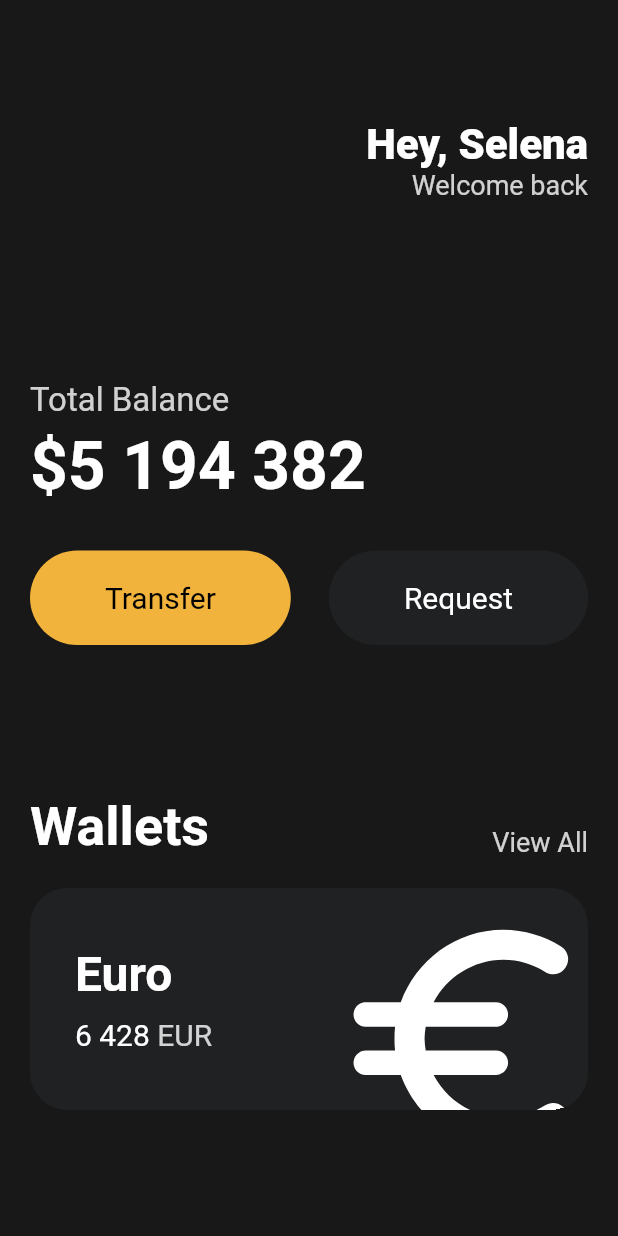
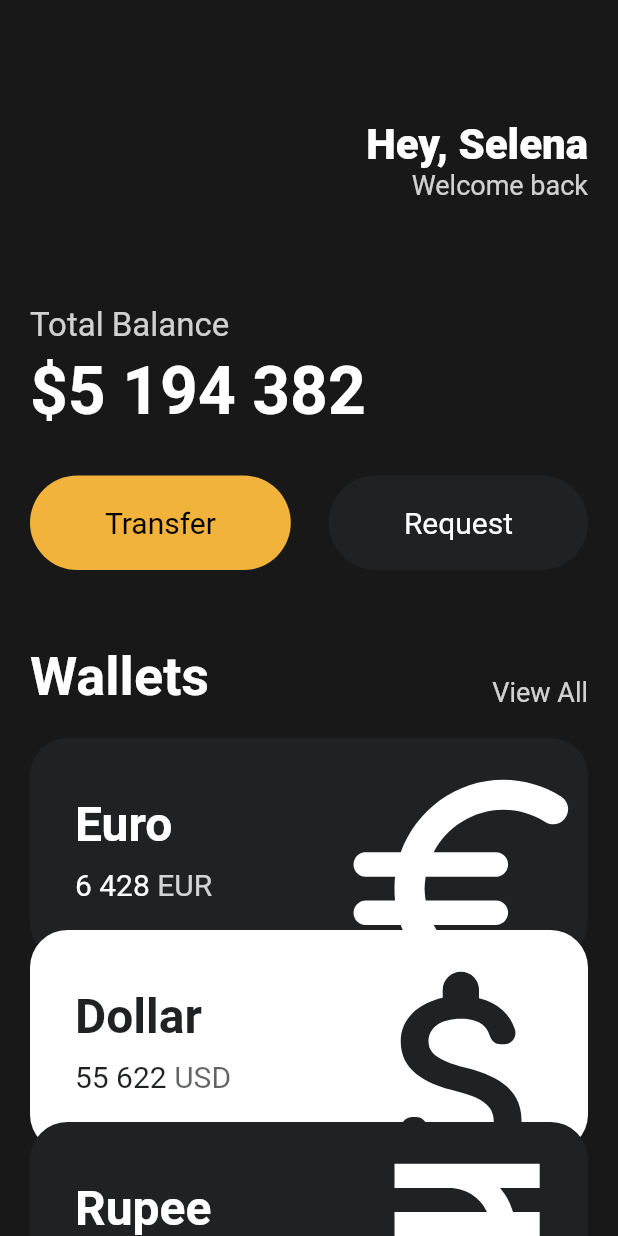
Before and after one commit to jaehyo0318/FlutterCloneCoding, a Flutter app: the screen it shows after launch, on a phone screen of 412 x 824 dp. Run offline on Flutter 3.47's test engine with Material 2 defaults, Android fonts, the phone set to English and light mode, and no system bars.

Commit message:
currency_card_widget

```diff
--- a/toonflix/lib/main.dart
+++ b/toonflix/lib/main.dart
@@ -1,5 +1,6 @@
 import 'package:flutter/material.dart';
 import 'package:toonflix/widgets/button.dart';
+import 'package:toonflix/widgets/currency_card.dart';
 
 void main() {
   runApp(const App());
@@ -12,8 +13,9 @@ class App extends StatelessWidget {
   Widget build(BuildContext context) {
     return MaterialApp(
       home: Scaffold(
-          backgroundColor: const Color(0xFF181818),
-          body: Padding(
+        backgroundColor: const Color(0xFF181818),
+        body: SingleChildScrollView(
+          child: Padding(
             padding: const EdgeInsets.symmetric(horizontal: 20),
             child:
                 Column(crossAxisAlignment: CrossAxisAlignment.start, children: [
@@ -46,7 +48,7 @@ class App extends StatelessWidget {
                 ],
               ),
               const SizedBox(
-                height: 120,
+                height: 70,
               ),
               Text(
                 'Total Balance',
@@ -84,7 +86,7 @@ class App extends StatelessWidget {
                 ],
               ),
               const SizedBox(
-                height: 100,
+                height: 50,
               ),
               Row(
                 crossAxisAlignment: CrossAxisAlignment.end,
@@ -110,70 +112,37 @@ class App extends StatelessWidget {
               const SizedBox(
                 height: 20,
               ),
-              Container(
-                clipBehavior: Clip.hardEdge,
-                decoration: BoxDecoration(
-                  color: const Color(0xFF1F2123),
-                  borderRadius: BorderRadius.circular(25),
+              const CurrencyCard(
+                name: 'Euro',
+                code: 'EUR',
+                amount: '6 428',
+                icon: Icons.euro_rounded,
+                isInverted: false,
+              ),
+              Transform.translate(
+                offset: const Offset(0, -20),
+                child: const CurrencyCard(
+                  name: 'Dollar',
+                  code: 'USD',
+                  amount: '55 622',
+                  icon: Icons.attach_money_rounded,
+                  isInverted: true,
                 ),
-                child: Padding(
-                  padding: const EdgeInsets.all(30),
-                  child: Row(
-                    mainAxisAlignment: MainAxisAlignment.spaceBetween,
-                    children: [
-                      Column(
-                        crossAxisAlignment: CrossAxisAlignment.start,
-                        children: [
-                          const Text(
-                            'Euro',
-                            style: TextStyle(
-                                color: Colors.white,
-                                fontSize: 32,
-                                fontWeight: FontWeight.w600),
-                          ),
-                          const SizedBox(
-                            height: 10,
-                          ),
-                          Row(
-                            children: [
-                              const Text(
-                                '6 428',
-                                style: TextStyle(
-                                  color: Colors.white,
-                                  fontSize: 20,
-                                ),
-                              ),
-                              const SizedBox(
-                                width: 5,
-                              ),
-                              Text(
-                                'EUR',
-                                style: TextStyle(
-                                  color: Colors.white.withOpacity(0.8),
-                                  fontSize: 20,
-                                ),
-                              ),
-                            ],
-                          )
-                        ],
-                      ),
-                      Transform.scale(
-                        scale: 2.2,
-                        child: Transform.translate(
-                          offset: const Offset(-3, 12),
-                          child: const Icon(
-                            Icons.euro_rounded,
-                            color: Colors.white,
-                            size: 88,
-                          ),
-                        ),
-                      ),
-                    ],
-                  ),
+              ),
+              Transform.translate(
+                offset: const Offset(0, -40),
+                child: const CurrencyCard(
+                  name: 'Rupee',
+                  code: 'INR',
+                  amount: '28 981',
+                  icon: Icons.currency_rupee,
+                  isInverted: false,
                 ),
               ),
             ]),
-          )),
+          ),
+        ),
+      ),
     );
   }
 }
--- /dev/null
+++ b/toonflix/lib/widgets/currency_card.dart
@@ -0,0 +1,85 @@
+import 'package:flutter/material.dart';
+
+const _blackColor = Color(0xFF1F2123);
+
+class CurrencyCard extends StatelessWidget {
+  final String name, code, amount;
+  final IconData icon;
+  final bool isInverted;
+
+  const CurrencyCard(
+      {super.key,
+      required this.name,
+      required this.code,
+      required this.amount,
+      required this.icon,
+      required this.isInverted});
+
+  @override
+  Widget build(BuildContext context) {
+    return Container(
+      clipBehavior: Clip.hardEdge,
+      decoration: BoxDecoration(
+        color: isInverted ? Colors.white : _blackColor,
+        borderRadius: BorderRadius.circular(25),
+      ),
+      child: Padding(
+        padding: const EdgeInsets.all(30),
+        child: Row(
+          mainAxisAlignment: MainAxisAlignment.spaceBetween,
+          children: [
+            Column(
+              crossAxisAlignment: CrossAxisAlignment.start,
+              children: [
+                Text(
+                  name,
+                  style: TextStyle(
+                      color: isInverted ? _blackColor : Colors.white,
+                      fontSize: 32,
+                      fontWeight: FontWeight.w600),
+                ),
+                const SizedBox(
+                  height: 10,
+                ),
+                Row(
+                  children: [
+                    Text(
+                      amount,
+                      style: TextStyle(
+                        color: isInverted ? _blackColor : Colors.white,
+                        fontSize: 20,
+                      ),
+                    ),
+                    const SizedBox(
+                      width: 5,
+                    ),
+                    Text(
+                      code,
+                      style: TextStyle(
+                        color: isInverted
+                            ? _blackColor.withOpacity(0.7)
+                            : Colors.white.withOpacity(0.8),
+                        fontSize: 20,
+                      ),
+                    ),
+                  ],
+                )
+              ],
+            ),
+            Transform.scale(
+              scale: 2.2,
+              child: Transform.translate(
+                offset: const Offset(-3, 12),
+                child: Icon(
+                  icon,
+                  color: isInverted ? _blackColor : Colors.white,
+                  size: 88,
+                ),
+              ),
+            ),
+          ],
+        ),
+      ),
+    );
+  }
+}
```
